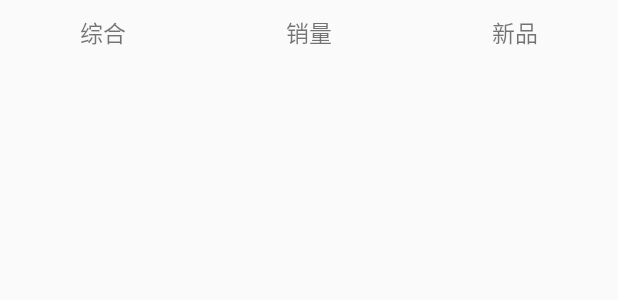
After one commit to GJF4156/demo, an Android app: the layout fragment_more.xml on its own in the app's theme, with its tools: preview values and no code run, on a phone screen of 412 x 824 dp. The commit adds this screen. Shown: the top 300 px of the screen. Run offline under Robolectric (Android 15) with nearby library versions, the phone set to English and light mode, and no system bars.

Commit message:
2020-02-25 22:34更新

```diff
--- a/app/build.gradle
+++ b/app/build.gradle
@@ -46,4 +46,5 @@ dependencies {
     implementation 'com.android.support:cardview-v7:28.0.0'
     implementation 'com.github.bumptech.glide:glide:4.9.0'
     implementation 'com.youth.banner:banner:1.4.9'
+    implementation 'me.zhanghai.android.materialprogressbar:library:1.6.1'
 }
--- /dev/null
+++ b/app/src/main/res/layout/fragment_more.xml
@@ -0,0 +1,55 @@
+<?xml version="1.0" encoding="utf-8"?>
+<RelativeLayout xmlns:android="http://schemas.android.com/apk/res/android"
+    xmlns:tools="http://schemas.android.com/tools"
+    android:layout_width="match_parent"
+    android:layout_height="match_parent"
+    tools:context=".Fragment.MoreFragment">
+
+    <LinearLayout
+        android:id="@+id/more_tab"
+        android:layout_width="match_parent"
+        android:layout_height="wrap_content"
+        android:orientation="horizontal"
+        tools:ignore="UselessLeaf">
+
+        <TextView
+            android:id="@+id/complex"
+            android:layout_width="0dp"
+            android:layout_height="wrap_content"
+            android:layout_weight="1"
+            android:text="综合"
+            android:textSize="15sp"
+            android:layout_gravity="center"
+            android:gravity="center"
+            android:padding="10dp"/>
+        <TextView
+            android:id="@+id/sold"
+            android:layout_width="0dp"
+            android:layout_height="wrap_content"
+            android:layout_weight="1"
+            android:text="销量"
+            android:textSize="15sp"
+            android:layout_gravity="center"
+            android:gravity="center"
+            android:padding="10dp"/>
+        <TextView
+            android:id="@+id/news"
+            android:layout_width="0dp"
+            android:layout_height="wrap_content"
+            android:layout_weight="1"
+            android:text="新品"
+            android:textSize="15sp"
+            android:layout_gravity="center"
+            android:gravity="center"
+            android:padding="10dp"/>
+    </LinearLayout>
+
+    <androidx.recyclerview.widget.RecyclerView
+        android:id="@+id/more_Rv"
+        android:layout_width="match_parent"
+        android:layout_height="wrap_content"
+        android:layout_below="@+id/more_tab"
+        android:padding="10dp"/>
+
+
+</RelativeLayout>
```
Also changed, not shown: app/src/main/java/com/example/demo/Fragment/MoreFragment.java (added, +75 -0 lines), app/src/main/java/com/example/demo/Fragment/ProductInfoFragment.java (+9 -10 lines), app/src/main/java/com/example/demo/Fragment/ShopFragment.java (+23 -5 lines), app/src/main/java/com/example/demo/activity/ContentActivity.java (+33 -9 lines), app/src/main/java/com/example/demo/adapter/MoreProductAdapter.java (added, +76 -0 lines), app/src/main/res/layout/fragment_home.xml (+7 -5 lines), app/src/main/res/layout/fragment_shop.xml (+9 -7 lines), app/src/main/res/layout/more_product_item.xml (added, +47 -0 lines).
